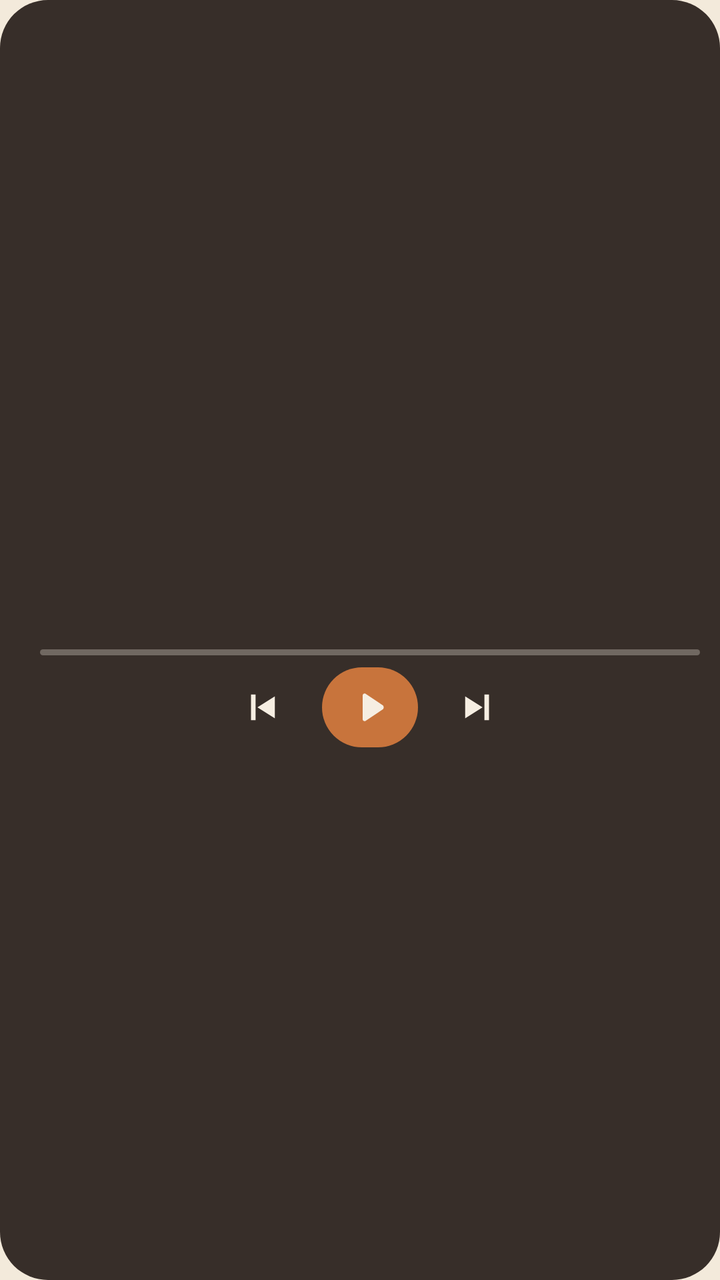
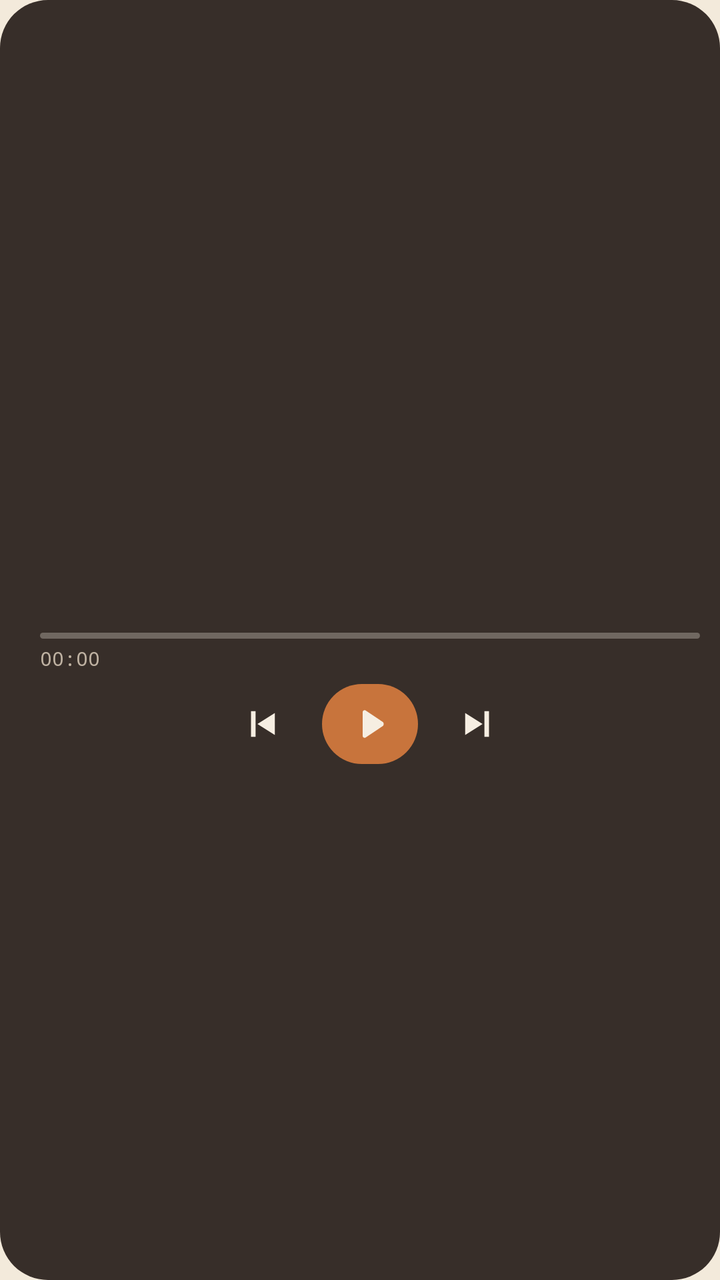

Two renders of the same Android screen: before a commit and after it. Below are the layout's source before the change and the commit's diff.
<!-- AndroidManifest.xml: application theme Theme.Songling -->
<!-- res/layout/widget_player.xml -->
<?xml version="1.0" encoding="utf-8"?>
<LinearLayout xmlns:android="http://schemas.android.com/apk/res/android"
    android:id="@+id/root"
    android:layout_width="match_parent"
    android:layout_height="match_parent"
    android:background="@drawable/widget_player_bg"
    android:gravity="center_vertical"
    android:orientation="horizontal"
    android:padding="10dp">
    <ImageView
        android:id="@+id/art"
        android:layout_width="wrap_content"
        android:layout_height="match_parent"
        android:adjustViewBounds="true"
        android:contentDescription="@string/widget_player_art"
        android:maxWidth="132dp"
        android:scaleType="fitCenter" />
    <LinearLayout
        android:layout_width="0dp"
        android:layout_height="match_parent"
        android:layout_marginStart="10dp"
        android:layout_weight="1"
        android:gravity="center_vertical"
        android:orientation="vertical">
        <LinearLayout
            android:id="@+id/words"
            android:layout_width="match_parent"
            android:layout_height="wrap_content"
            android:orientation="vertical">
            <TextView
                android:id="@+id/eyebrow"
                android:layout_width="match_parent"
                android:layout_height="wrap_content"
                android:fontFamily="monospace"
                android:letterSpacing="0.08"
                android:maxLines="1"
                android:textColor="#E0A46A"
                android:textSize="10sp" />
            <TextView
                android:id="@+id/title"
                android:layout_width="match_parent"
                android:layout_height="wrap_content"
                android:ellipsize="end"
                android:maxLines="1"
                android:textColor="#F6EEE2"
                android:textSize="15sp"
                android:textStyle="bold" />
            <TextView
                android:id="@+id/artist"
                android:layout_width="match_parent"
                android:layout_height="wrap_content"
                android:ellipsize="end"
                android:maxLines="1"
                android:textColor="#BFB2A2"
                android:textSize="12sp" />
        </LinearLayout>
        <ProgressBar
            android:id="@+id/progress"
            style="@android:style/Widget.ProgressBar.Horizontal"
            android:layout_width="match_parent"
            android:layout_height="3dp"
            android:layout_marginTop="8dp"
            android:max="1000"
            android:progressDrawable="@drawable/widget_player_progress" />
        <LinearLayout
            android:layout_width="match_parent"
            android:layout_height="wrap_content"
            android:layout_marginTop="6dp"
            android:gravity="center"
            android:orientation="horizontal">
            <ImageButton
                android:id="@+id/prev"
                android:layout_width="44dp"
                android:layout_height="40dp"
                android:background="@android:color/transparent"
                android:contentDescription="@string/widget_prev"
                android:src="@drawable/wp_prev" />
            <ImageButton
                android:id="@+id/toggle"
                android:layout_width="48dp"
                android:layout_height="40dp"
                android:layout_marginStart="8dp"
                android:layout_marginEnd="8dp"
                android:background="@drawable/widget_player_button"
                android:contentDescription="@string/widget_toggle"
                android:src="@drawable/wp_play" />
            <ImageButton
                android:id="@+id/next"
                android:layout_width="44dp"
                android:layout_height="40dp"
                android:background="@android:color/transparent"
                android:contentDescription="@string/widget_next"
                android:src="@drawable/wp_next" />
        </LinearLayout>
    </LinearLayout>
</LinearLayout>
<!-- resources referenced by this layout -->
<resources>
  <!-- drawable widget_player_bg (drawable) -->
  <?xml version="1.0" encoding="utf-8"?>
  <shape xmlns:android="http://schemas.android.com/apk/res/android" android:shape="rectangle">
      <solid android:color="#F22E2420" />
      <corners android:radius="24dp" />
  </shape>
  <!-- drawable widget_player_button (drawable) -->
  <?xml version="1.0" encoding="utf-8"?>
  <shape xmlns:android="http://schemas.android.com/apk/res/android" android:shape="rectangle">
      <solid android:color="#C8743C" />
      <corners android:radius="20dp" />
  </shape>
  <!-- drawable widget_player_progress (drawable) -->
  <?xml version="1.0" encoding="utf-8"?>
  <layer-list xmlns:android="http://schemas.android.com/apk/res/android">
      <item android:id="@android:id/background">
          <shape><solid android:color="#4DF6EEE2" /><corners android:radius="2dp" /></shape>
      </item>
      <item android:id="@android:id/progress">
          <clip><shape><solid android:color="#E0A46A" /><corners android:radius="2dp" /></shape></clip>
      </item>
  </layer-list>
  <!-- drawable wp_next (drawable) -->
  <?xml version="1.0" encoding="utf-8"?>
  <vector xmlns:android="http://schemas.android.com/apk/res/android" android:width="22dp" android:height="22dp" android:viewportWidth="24" android:viewportHeight="24">
      <path android:fillColor="#F6EEE2" android:pathData="M15.5,5 h2.5 v14 h-2.5 Z M5,6 v12 L14.5,12 Z" />
  </vector>
  <!-- drawable wp_play (drawable) -->
  <?xml version="1.0" encoding="utf-8"?>
  <vector xmlns:android="http://schemas.android.com/apk/res/android" android:width="22dp" android:height="22dp" android:viewportWidth="24" android:viewportHeight="24">
      <path android:fillColor="#F6EEE2" android:pathData="M8,5.5 C8,4.7 8.9,4.2 9.6,4.6 L19,10.9 C19.6,11.3 19.6,12.7 19,13.1 L9.6,19.4 C8.9,19.8 8,19.3 8,18.5 Z" />
  </vector>
  <!-- drawable wp_prev (drawable) -->
  <?xml version="1.0" encoding="utf-8"?>
  <vector xmlns:android="http://schemas.android.com/apk/res/android" android:width="22dp" android:height="22dp" android:viewportWidth="24" android:viewportHeight="24">
      <path android:fillColor="#F6EEE2" android:pathData="M6,5 h2.5 v14 h-2.5 Z M19,6 v12 L9.5,12 Z" />
  </vector>
  <string name="widget_next">Next</string>
  <string name="widget_player_art">The player</string>
  <string name="widget_prev">Previous</string>
  <string name="widget_toggle">Play or pause</string>
  <style name="Theme.Songling" parent="Theme.AppCompat.NoActionBar">
          <item name="android:windowBackground">@color/window</item>
          <item name="android:statusBarColor">@android:color/transparent</item>
          <item name="android:navigationBarColor">@android:color/transparent</item>
          <item name="colorPrimary">@color/amber</item>
          <item name="colorAccent">@color/amber</item>
      </style>
  <color name="window">#FFF3EADB</color>
  <color name="amber">#FFC8553D</color>
</resources>

<!-- the commit's change to res/layout/widget_player.xml (unified diff, before → after) -->
@@ -63,6 +63,28 @@
             android:max="1000"
             android:progressDrawable="@drawable/widget_player_progress" />
         <LinearLayout
+            android:id="@+id/times"
+            android:layout_width="match_parent"
+            android:layout_height="wrap_content"
+            android:layout_marginTop="3dp"
+            android:orientation="horizontal">
+            <Chronometer
+                android:id="@+id/elapsed"
+                android:layout_width="0dp"
+                android:layout_height="wrap_content"
+                android:layout_weight="1"
+                android:fontFamily="monospace"
+                android:textColor="#BFB2A2"
+                android:textSize="10sp" />
+            <TextView
+                android:id="@+id/length"
+                android:layout_width="wrap_content"
+                android:layout_height="wrap_content"
+                android:fontFamily="monospace"
+                android:textColor="#BFB2A2"
+                android:textSize="10sp" />
+        </LinearLayout>
+        <LinearLayout
             android:layout_width="match_parent"
             android:layout_height="wrap_content"
             android:layout_marginTop="6dp"
